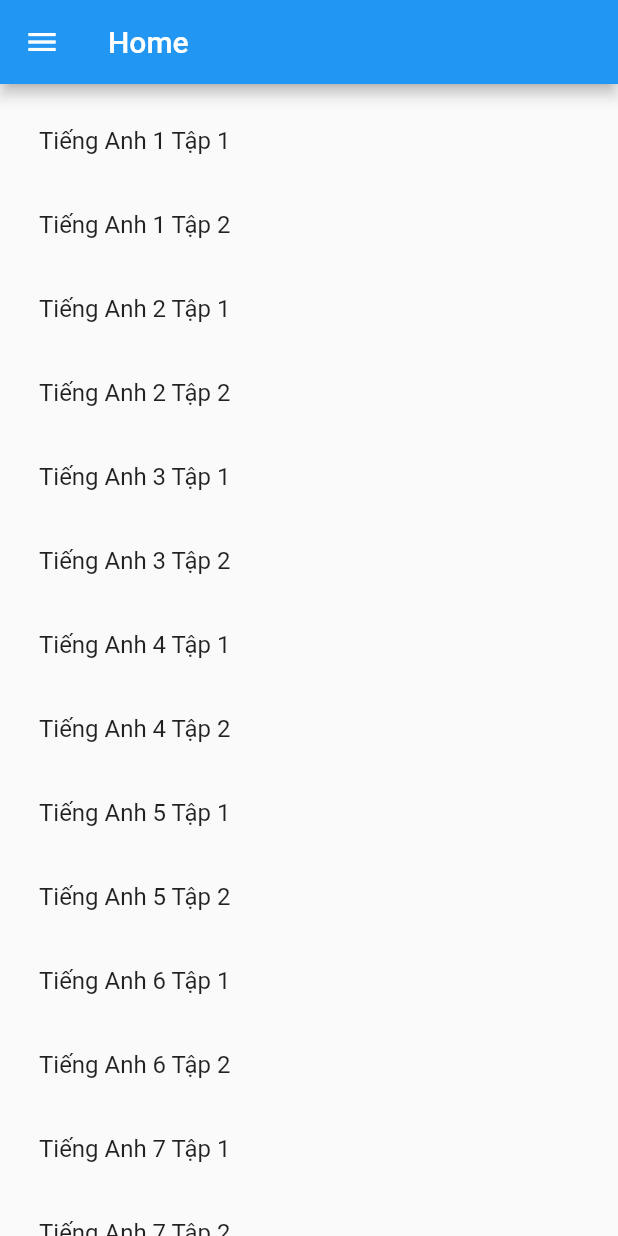
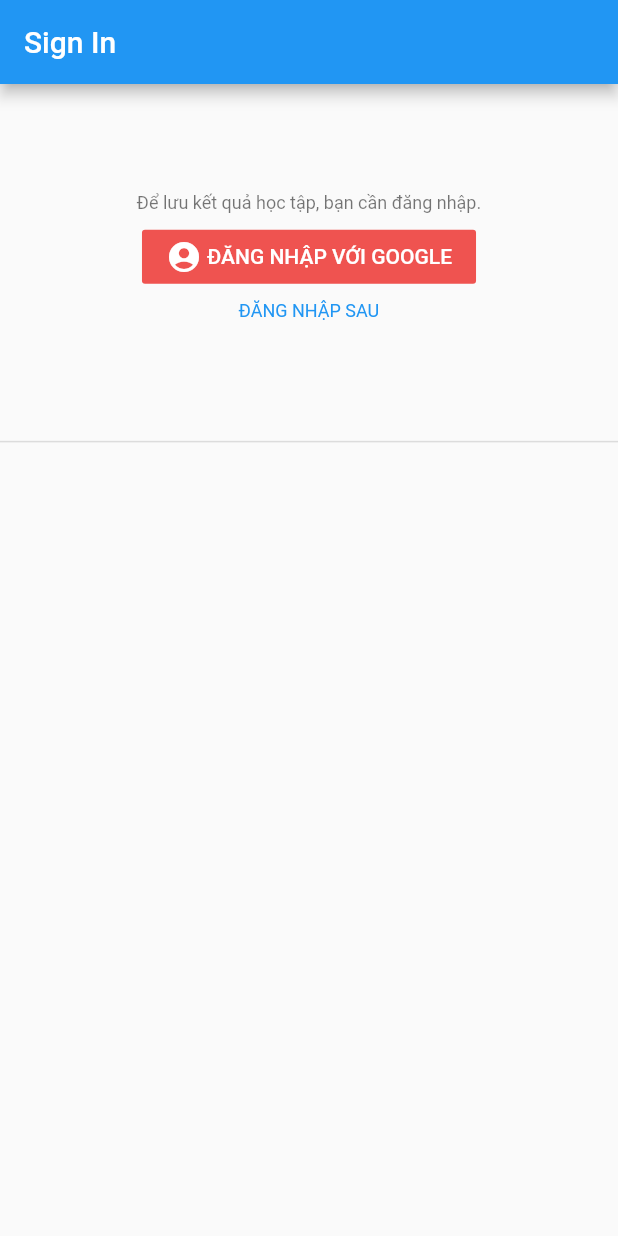
Before and after one commit to ngocAnh1999/int3122-2019, a Flutter app: the screen it shows after launch, on a phone screen of 412 x 824 dp. Run offline on Flutter 3.47's test engine with Material 2 defaults, Android fonts, the phone set to English and light mode, and no system bars; drawn by our look-alikes of overlay_support; our stand-ins replace cloud_firestore, firebase_auth, flutter_swiper, flutter_tts, fluttertoast, google_sign_in and 3 more; missing offline and left inert: dart:ffi, flutter_flip_view; accounts and stored records are empty.

Commit message:
integrate firebase auth, firestore; update login screen, home screen

```diff
--- a/group3_edictionary/lib/main.dart
+++ b/group3_edictionary/lib/main.dart
@@ -1,17 +1,27 @@
 import 'package:flutter/material.dart';
-import './screens/homepage/HomePage.dart';
+import './screens/login-page/LoginPage.dart';
+import './screens/home/HomePage.dart';
+import './screens/book/BookList.dart';
+import 'package:overlay_support/overlay_support.dart';
 
 void main() => runApp(MyApp());
 
 class MyApp extends StatelessWidget {
   @override
   Widget build(BuildContext context) {
-    return MaterialApp(
-      title: 'eDictionary',
-      theme: ThemeData(
-        primarySwatch: Colors.blue,
-      ),
-      home: HomePage(),
+    return OverlaySupport(
+      child : MaterialApp(
+        title: 'eDictionary',
+        theme: ThemeData(
+          primarySwatch: Colors.blue,
+        ),
+        routes: {
+          "/login" : (context) => LoginPage(),
+          "/home" : (context) => HomePage(),
+          "/books" : (context) => BookList()
+        },
+        home: LoginPage(),
+      )
     );
   }
 }
--- a/group3_edictionary/lib/screens/homepage/HomePage.dart
+++ /dev/null
@@ -1,9 +0,0 @@
-import 'package:flutter/material.dart';
-import '../book/BookList.dart';
-
-class HomePage extends StatelessWidget {
-	@override
-	Widget build(BuildContext context) {
-		return BookList();
-	}
-}
--- /dev/null
+++ b/group3_edictionary/lib/screens/login-page/LoginPage.dart
@@ -0,0 +1,165 @@
+import 'package:flutter/material.dart';
+import 'package:firebase_auth/firebase_auth.dart';
+import 'package:shared_preferences/shared_preferences.dart';
+import '../home/HomePage.dart';
+import '../../services/AuthService.dart';
+import '../../services/UserService.dart';
+import 'package:overlay_support/overlay_support.dart';
+
+class LoginPage extends StatefulWidget{
+  LoginPage({ Key key}) : super(key : key);
+
+  @override
+  LoginPageState createState() => LoginPageState();
+}
+
+class LoginPageState extends State<LoginPage>{
+  final UserService _userService = new UserService();
+  final AuthService _authService = new AuthService();
+
+  bool loading = false;
+
+  @override
+  void initState(){
+    super.initState();
+    checkUserSignedIn();
+  }
+
+  void checkUserSignedIn() async {
+    this.setState(() {
+      loading = true;
+    });
+
+    bool isSignedIn = await _authService.isSignedIn();
+    if (isSignedIn){
+      SharedPreferences preferences = await SharedPreferences.getInstance();
+      FirebaseUser currentUser = await _authService.getCurrentUser();
+      await preferences.setString('gid', currentUser.uid);
+      await preferences.setString('name', currentUser.displayName);
+      await preferences.setString('email', currentUser.email);
+      await preferences.setString('avatar_url', currentUser.photoUrl);
+
+      print('Already signed in.');
+      Navigator.of(context).pushAndRemoveUntil(
+        MaterialPageRoute(builder: (context) => HomePage()),
+        ModalRoute.withName('/home')
+      );
+    }
+    else print('Have not signed in yet.');
+
+    this.setState((){
+      loading = false;
+    });
+  }
+
+  Future<Null> handleSignIn() async {
+    this.setState((){
+      loading = true;
+    });
+    SharedPreferences preferences = await SharedPreferences.getInstance();
+
+    FirebaseUser user = await _authService.signInWithGoogle();
+    if (user == null){
+      this.setState((){
+        loading = false;
+      });
+      return showSimpleNotification(
+        Text("Unable to sign in."),
+        background: Colors.red,
+        autoDismiss: true
+      );
+    }
+
+    List<dynamic> documents = await _userService.findUsersById(user.uid);
+    if (documents.length == 0){
+      await _userService.save(user);
+    }
+
+    await preferences.setString('gid', user.uid);
+    await preferences.setString('name', user.displayName);
+    await preferences.setString('email', user.email);
+    await preferences.setString('avatar_url', user.photoUrl);
+
+    toast('Welcome ${user.displayName}');
+
+    print('Successfully signed in.');
+    Navigator.of(context).pushAndRemoveUntil(
+      MaterialPageRoute(builder: (context) => HomePage()),
+      ModalRoute.withName('/home')
+    );
+
+    this.setState((){
+      loading = false;
+    });
+  }
+
+  Future<Null> handleSkip() async {
+    print('Skipping signing in.');
+    Navigator.of(context).pushAndRemoveUntil(
+      MaterialPageRoute(builder: (context) => HomePage()),
+      ModalRoute.withName('/home')
+    );
+  }
+
+	@override
+	Widget build(BuildContext context) {
+    var appBar = new AppBar(title: new Text('Sign In'));
+		return new Scaffold(
+			appBar: appBar,
+			body: Stack(
+        children: <Widget>[
+          Column(
+            children: <Widget>[
+              Container(
+                width: MediaQuery.of(context).size.width,
+                height: (MediaQuery.of(context).size.height - appBar.preferredSize.height) * 0.3,
+                child: Column(
+                  mainAxisAlignment: MainAxisAlignment.center,
+                  crossAxisAlignment: CrossAxisAlignment.center,
+                  children : <Widget>[
+                    Padding(
+                      padding: EdgeInsets.all(5),
+                      child: Text('Để lưu kết quả học tập, bạn cần đăng nhập.', style: TextStyle(color : Colors.black54, fontSize: 12), ),
+                    ),
+                    FlatButton(
+                      onPressed: handleSignIn,
+                      color: Colors.red[400],
+                      child: Row(
+                        mainAxisAlignment: MainAxisAlignment.center,
+                        mainAxisSize: MainAxisSize.min,
+                        children: <Widget>[
+                          Icon(Icons.account_circle, color: Colors.white),
+                          Text(' ĐĂNG NHẬP VỚI GOOGLE', style: TextStyle(color: Colors.white))
+                        ],
+                      ),
+                    ),
+                    Padding(
+                      padding: EdgeInsets.all(5),
+                      child : GestureDetector(
+                        onTap: handleSkip,
+                        child: Text('ĐĂNG NHẬP SAU', style: TextStyle(color: Colors.blue, fontSize: 12))
+                      )
+                    )
+                  ]
+                ),
+              ),
+              Divider(thickness: 1)
+            ],
+          ),
+          loading ? Stack(
+            children: <Widget>[
+              Opacity(
+                opacity: 0.7,
+                child: ModalBarrier(dismissible: false, color : Colors.black),
+              ),
+              Center(
+                child: CircularProgressIndicator(),
+              )
+            ],
+          ) : Stack()
+        ],
+      )
+
+		);
+	}
+}
--- a/group3_edictionary/lib/shared/menubar/MenuBar.dart
+++ b/group3_edictionary/lib/shared/menubar/MenuBar.dart
@@ -1,10 +1,11 @@
 import 'package:flutter/material.dart';
 import '../../screens/book/BookList.dart';
+import '../../screens/account/AccountPage.dart';
 import './components/UserGeneralInfo.dart';
 
 class MenuBar extends StatelessWidget{
 
-    MenuBar({ Key key }) : super(key : key);
+  MenuBar({ Key key }) : super(key : key);
 
 	@override
 	Widget build(BuildContext context) {
@@ -28,7 +29,7 @@
 						onTap : (){
 							print('Pressed User.');
 							Navigator.pop(context);
-             			 	Navigator.push(context, MaterialPageRoute(builder: (context) => BookList()));
+             	Navigator.push(context, MaterialPageRoute(builder: (context) => AccountPage()));
 						}
 					)
 				],
```
Also changed, not shown: group3_edictionary/lib/models/Book.dart (added, +24 -0 lines), group3_edictionary/lib/models/User.dart (added, +26 -0 lines), group3_edictionary/lib/screens/account/AccountPage.dart (added, +38 -0 lines), group3_edictionary/lib/screens/book/BookList.dart (+87 -29 lines), group3_edictionary/lib/screens/home/HomePage.dart (added, +16 -0 lines), group3_edictionary/lib/services/AuthService.dart (added, +39 -0 lines), group3_edictionary/lib/services/BookServices.dart (added, +12 -0 lines), group3_edictionary/lib/services/UserService.dart (added, +28 -0 lines), group3_edictionary/lib/shared/menubar/components/UserGeneralInfo.dart (+33 -8 lines), group3_edictionary/pubspec.yaml (+5 -3 lines), group3_edictionary/pubspec.lock, 3 other files.
